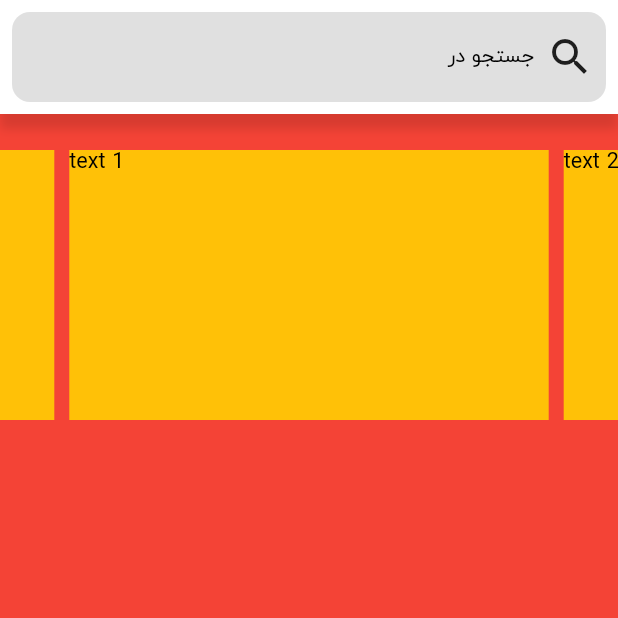
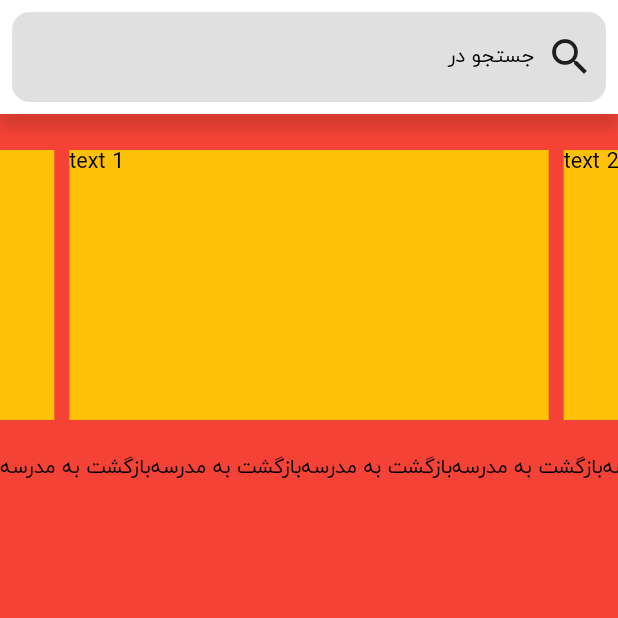
Before and after one commit to NovinGroup/digikala_flutter, a Flutter app: the screen it shows after launch, on a phone screen of 412 x 824 dp, the top half of it. Run offline on Flutter 3.47's test engine with Material 2 defaults, Android fonts, the phone set to English and light mode, and no system bars; drawn by our look-alikes of carousel_slider.

Commit message:
Add Category List

```diff
--- /dev/null
+++ b/lib/module/home/screen/component/category_list.dart
@@ -0,0 +1,35 @@
+import 'package:flutter/cupertino.dart';
+
+class CategoryList extends StatelessWidget {
+  CategoryList({Key? key}) : super(key: key);
+
+  final List<CategoryModel> models = [
+    CategoryModel("بازگشت به مدرسه",),
+    CategoryModel("بازگشت به مدرسه",),
+    CategoryModel("بازگشت به مدرسه",),
+    CategoryModel("بازگشت به مدرسه",),
+    CategoryModel("بازگشت به مدرسه",),
+  ];
+
+  @override
+  Widget build(BuildContext context) {
+    return Container(
+      height: 75,
+      child: ListView.builder(
+        scrollDirection: Axis.horizontal,
+        itemBuilder: (context, index) {
+          return Container(
+            child: Text(models[index].title),
+          );
+        },
+        itemCount: models.length,
+      ),
+    );
+  }
+}
+
+class CategoryModel {
+  final String title;
+
+  const CategoryModel(this.title);
+}
--- a/lib/module/home/screen/home_screen.dart
+++ b/lib/module/home/screen/home_screen.dart
@@ -1,4 +1,5 @@
 import 'package:digikala/component/custom_app_bar.dart';
+import 'package:digikala/module/home/screen/component/category_list.dart';
 import 'package:digikala/module/home/screen/component/search_app_bar.dart';
 import 'package:digikala/module/home/screen/component/search_widget.dart';
 import 'package:digikala/module/home/screen/component/slider.dart';
@@ -17,7 +18,8 @@ class HomeScreen extends StatelessWidget {
           child: Column(
             children: [
               SearchAppBar(),
-              AppSlider()
+              AppSlider(),
+              CategoryList()
             ],
           ),
         ),
```
